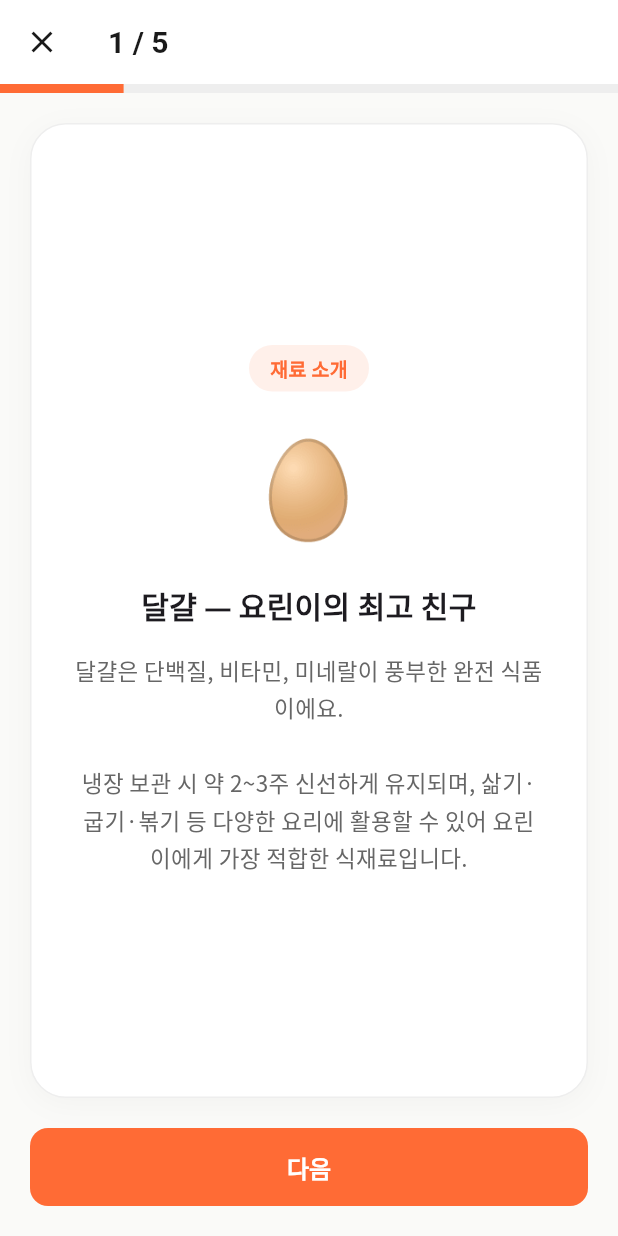
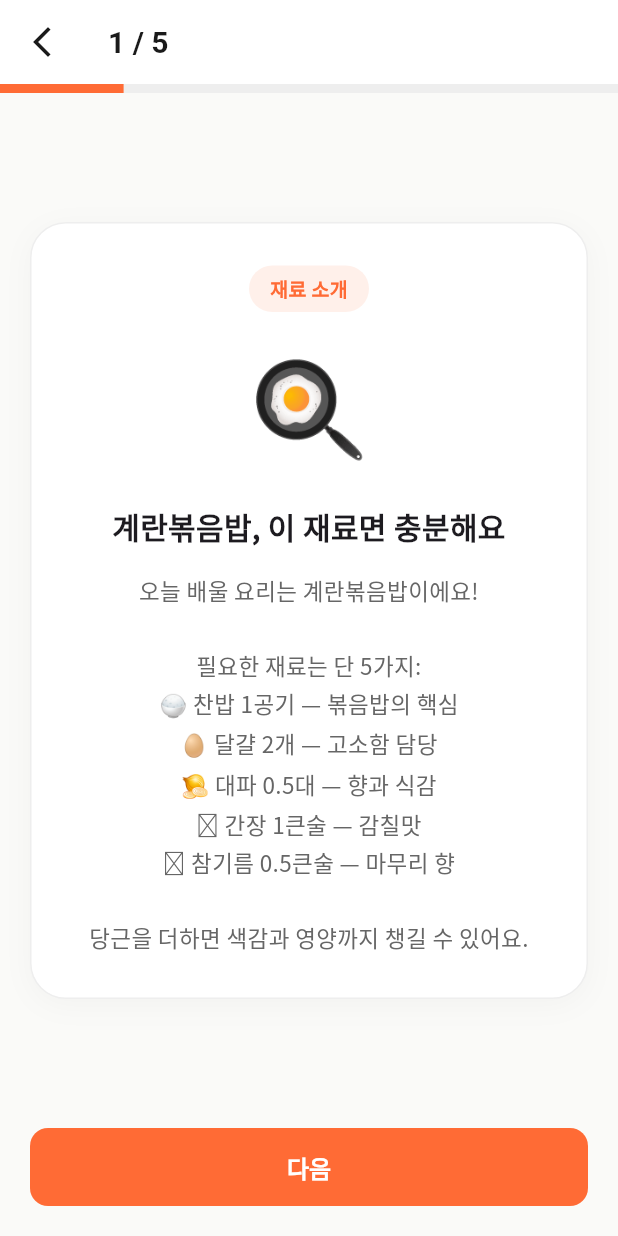
Before and after one commit to Lni416/hankki-plz, a Flutter app: the LessonScreen screen opened directly, on a phone screen of 412 x 824 dp. Run offline on Flutter 3.47's test engine with Material 3 defaults, Android fonts, the phone set to English and light mode, and no system bars; drawn by our look-alikes of flutter_animate; our stand-ins replace cloud_firestore, cloud_functions, firebase_auth, firebase_core, firebase_messaging, fl_chart and 5 more; accounts and stored records are empty.

Commit message:
feat: recipe step-based lesson flow + UI fixes
- lesson_screen: 조리 순서 기반 슬라이드 구성 (intro → step×N → quiz → tip)
- learn_card: CardType.step 추가, tip/stepNumber 필드 추가
- learn_provider: currentLessonCardsProvider를 recipe.steps에서 동적 생성으로 전환
  - 퀴즈는 전체 단계 완료 후 마지막에 배치 (Firestore lessonCards에서 가져오기)
  - 퀴즈/팁 없으면 완성 카드로 대체
- lesson_screen: step 전용 카드 UI (단계 번호 뱃지 + 팁 박스)
- lesson_screen: 퀴즈 정답 피드백 텍스트 동적화 (하드코딩 제거)
- emoji: fontFamilyFallback 적용으로 웹 이모지 오작동 수정
- recipe_detail: 긴 제목 overflow 처리 추가
- lesson_screen: 콘텐츠 카드 SingleChildScrollView로 텍스트 잘림 방지
- lesson_screen: 뒤로가기 아이콘 arrow_back_ios_new으로 통일
- firebase: hosting 설정 추가 (.firebaserc, firebase.json)
- gitignore: 서비스 계정 키 패턴 추가

Co-Authored-By: Claude Sonnet 4.6 <noreply@anthropic.com>

```diff
--- a/lib/core/theme/app_theme.dart
+++ b/lib/core/theme/app_theme.dart
@@ -17,6 +17,20 @@ class AppColors {
   static const divider = Color(0xFFEEEEEE);
   static const streakGold = Color(0xFFFFB300);
 }
+
+/// 이모지 전용 TextStyle.
+/// GoogleFonts(Noto Sans KR)가 전역 폰트로 설정되면 이모지 글리프가 없어
+/// 엉뚱한 그림으로 렌더링될 수 있다. fontFamilyFallback에 OS 컬러 이모지
+/// 폰트를 지정하면 Primary 폰트에 글리프가 없을 때 컬러 이모지로 fallback된다.
+TextStyle emojiStyle(double fontSize) => TextStyle(
+      fontSize: fontSize,
+      fontFamilyFallback: const [
+        'Apple Color Emoji',   // macOS / iOS
+        'Segoe UI Emoji',      // Windows
+        'Noto Color Emoji',    // Android / Linux
+        'Noto Emoji',          // 최후 fallback
+      ],
+    );
 
 class AppTheme {
   static ThemeData get light {
--- a/lib/models/learn_card.dart
+++ b/lib/models/learn_card.dart
@@ -1,6 +1,6 @@
 import 'package:cloud_firestore/cloud_firestore.dart';
 
-enum CardType { intro, technique, quiz, tip }
+enum CardType { intro, step, technique, quiz, tip }
 
 class QuizOption {
   final String text;
@@ -16,6 +16,12 @@ class LearnCard {
   final String emoji;
   final List<QuizOption>? quizOptions;
 
+  /// 조리 단계 카드 전용: 팁 텍스트
+  final String? tip;
+
+  /// 조리 단계 카드 전용: 단계 번호 (1, 2, 3...)
+  final int? stepNumber;
+
   const LearnCard({
     required this.id,
     required this.type,
@@ -23,12 +29,16 @@ class LearnCard {
     required this.content,
     required this.emoji,
     this.quizOptions,
+    this.tip,
+    this.stepNumber,
   });
 
   String get typeLabel {
     switch (type) {
       case CardType.intro:
         return '재료 소개';
+      case CardType.step:
+        return '조리 단계';
       case CardType.technique:
         return '조리 기술';
       case CardType.quiz:
@@ -49,6 +59,8 @@ class LearnCard {
       title: data['title'] as String,
       content: data['content'] as String,
       emoji: data['emoji'] as String? ?? '🍳',
+      tip: data['tip'] as String?,
+      stepNumber: (data['stepNumber'] as num?)?.toInt(),
       quizOptions: data['quizOptions'] != null
           ? (data['quizOptions'] as List<dynamic>)
               .map((e) => QuizOption(
--- a/lib/models/mock_data.dart
+++ b/lib/models/mock_data.dart
@@ -307,50 +307,51 @@ final mockRecipes = [
   ),
 ];
 
+/// 계란볶음밥(r1) 전용 학습카드 — Firestore 미설정 시 fallback
 final mockLearnCards = [
   const LearnCard(
     id: 'lc1',
     type: CardType.intro,
-    title: '달걀 — 요린이의 최고 친구',
-    emoji: '🥚',
+    title: '계란볶음밥, 이 재료면 충분해요',
+    emoji: '🍳',
     content:
-        '달걀은 단백질, 비타민, 미네랄이 풍부한 완전 식품이에요.\n\n냉장 보관 시 약 2~3주 신선하게 유지되며, 삶기·굽기·볶기 등 다양한 요리에 활용할 수 있어 요린이에게 가장 적합한 식재료입니다.',
+        '오늘 배울 요리는 계란볶음밥이에요!\n\n필요한 재료는 단 5가지:\n🍚 찬밥 1공기 — 볶음밥의 핵심\n🥚 달걀 2개 — 고소함 담당\n🧅 대파 0.5대 — 향과 식감\n🫙 간장 1큰술 — 감칠맛\n🫙 참기름 0.5큰술 — 마무리 향\n\n당근을 더하면 색감과 영양까지 챙길 수 있어요.',
   ),
   const LearnCard(
     id: 'lc2',
     type: CardType.technique,
-    title: '볶음의 기본: 강불 vs 중불',
-    emoji: '🔥',
+    title: '핵심 기술 ① 왜 찬밥일까?',
+    emoji: '🍚',
     content:
-        '볶음 요리의 핵심은 불 조절이에요.\n\n🔥 강불: 짧게 볶아 식감을 살릴 때 (볶음밥, 채소 볶음)\n🌡️ 중불: 속까지 익혀야 할 때 (고기 볶음, 찌개)\n\n팬이 충분히 달궈진 뒤 재료를 넣어야 들러붙지 않아요!',
+        '계란볶음밥의 성패는 밥에 달렸어요.\n\n갓 지은 따뜻한 밥은 수분이 많아 볶을 때 뭉치고 질척해져요.\n\n반면 식은 찬밥은 밥알 표면이 살짝 마르고 단단해서 기름을 머금으며 고슬고슬하게 볶여요.\n\n💡 찬밥이 없다면? 갓 지은 밥을 넓은 접시에 펼쳐 5분만 식히세요.',
   ),
   const LearnCard(
     id: 'lc3',
+    type: CardType.technique,
+    title: '핵심 기술 ② 강불에서 빠르게',
+    emoji: '🔥',
+    content:
+        '볶음밥은 "속도전"이에요.\n\n팬을 충분히 달군 뒤 강불을 유지하세요. 강불에서 빠르게 볶아야:\n\n✅ 밥알이 팬에 들러붙지 않고\n✅ 수분이 빠르게 날아가 고슬고슬해지며\n✅ 불맛(웍헤이)이 살아나요\n\n밥을 넣은 뒤엔 주걱으로 누르지 말고 뒤집듯이 볶아 주세요.',
+  ),
+  const LearnCard(
+    id: 'lc4',
     type: CardType.quiz,
-    title: '볶음밥을 맛있게 만드는 핵심은?',
+    title: '퀴즈: 고슬고슬 볶음밥의 비결은?',
     emoji: '❓',
-    content: '계란볶음밥을 만들 때 가장 중요한 것은 무엇일까요?',
+    content: '계란볶음밥을 고슬고슬하게 만드는 가장 중요한 비결은 무엇일까요?',
     quizOptions: [
-      QuizOption(text: '찬밥을 사용한다', isCorrect: true),
+      QuizOption(text: '찬밥(식은 밥)을 사용한다', isCorrect: true),
       QuizOption(text: '약불에서 천천히 볶는다', isCorrect: false),
-      QuizOption(text: '물을 조금 넣는다', isCorrect: false),
-      QuizOption(text: '뚜껑을 덮고 찐다', isCorrect: false),
+      QuizOption(text: '물을 조금 넣어 촉촉하게 한다', isCorrect: false),
+      QuizOption(text: '뚜껑을 덮고 뜸을 들인다', isCorrect: false),
     ],
   ),
   const LearnCard(
-    id: 'lc4',
+    id: 'lc5',
     type: CardType.tip,
-    title: '칼 사용이 무서운 요린이를 위한 팁',
-    emoji: '🔪',
-    content:
-        '칼이 무서운 게 당연해요! 이렇게 해보세요:\n\n✅ 재료를 도마에 놓고 손가락을 고양이 발처럼 구부리기\n✅ 칼 끝을 도마에 붙이고 앞뒤로 흔들듯 썰기\n✅ 처음엔 부드러운 두부나 삶은 계란부터 연습하기\n\n연습하면 금방 늘어요! 💪',
-  ),
-  const LearnCard(
-    id: 'lc5',
-    type: CardType.technique,
-    title: '간 맞추기의 기술',
+    title: '마무리 팁: 간장과 참기름 타이밍',
     emoji: '🧂',
     content:
-        '요리에서 가장 어려운 건 간 맞추기!\n\n기본 원칙:\n1️⃣ 간은 조금씩 나눠서 맞추기\n2️⃣ 싱거운 건 언제든 고칠 수 있지만, 짠 건 되돌리기 어려워요\n3️⃣ 뜨거울 때보다 식었을 때 더 짜게 느껴져요\n\n처음엔 레시피 분량을 정확히 따라가세요!',
+        '같은 재료라도 넣는 순서가 맛을 바꿔요.\n\n🫙 간장은 밥을 볶을 때 팬 가장자리에 둘러 넣으세요. 뜨거운 팬에 닿아 살짝 타면서 불향과 감칠맛이 확 살아나요.\n\n🫙 참기름은 반드시 불을 끈 뒤 넣으세요. 가열하면 고소한 향이 날아가 버려요.\n\n이 두 가지만 지켜도 가게 볶음밥 맛이 나요! 👨‍🍳',
   ),
 ];
--- a/lib/screens/home/home_screen.dart
+++ b/lib/screens/home/home_screen.dart
@@ -340,7 +340,7 @@ class _RecipeCard extends StatelessWidget {
               ),
               child: Center(
                 child: Text(recipe.emoji,
-                    style: const TextStyle(fontSize: 30)),
+                    style: emojiStyle(30)),
               ),
             ),
             const SizedBox(width: 14),
--- a/lib/screens/learn/learn_screen.dart
+++ b/lib/screens/learn/learn_screen.dart
@@ -41,7 +41,7 @@ class LearnScreen extends ConsumerWidget {
           const SizedBox(height: 20),
           _buildWeeklyQuests(stats),
           const SizedBox(height: 20),
-          _buildBadges(),
+          _buildBadges(stats),
         ],
       ),
     );
@@ -188,8 +188,8 @@ class LearnScreen extends ConsumerWidget {
 
   Widget _buildWeeklyQuests(UserStats stats) {
     final quests = [
-      _Quest('채소 요리 2번 완성', 1, 2, '🥦'),
-      _Quest('새 레시피 도전하기', 0, 1, '🌟'),
+      _Quest('오늘 레슨 완료하기', stats.todayLessons.clamp(0, 1), 1, '📚'),
+      _Quest('XP 50 모으기', stats.xp.clamp(0, 50), 50, '🌟'),
       _Quest('5일 연속 학습', stats.streak.clamp(0, 5), 5, '🔥'),
     ];
 
@@ -211,14 +211,14 @@ class LearnScreen extends ConsumerWidget {
     );
   }
 
-  Widget _buildBadges() {
+  Widget _buildBadges(UserStats stats) {
     final badges = [
-      ('🥚', '계란 마스터', true),
-      ('🔥', '3일 스트릭', true),
-      ('🍚', '볶음밥 완성', false),
-      ('⭐', '첫 요리', true),
-      ('🥗', '채소 챔피언', false),
-      ('👨‍🍳', '요리사 입문', false),
+      ('⭐', '첫 레슨', stats.xp > 0),
+      ('🔥', '3일 스트릭', stats.streak >= 3),
+      ('💪', '7일 스트릭', stats.streak >= 7),
+      ('🌱', 'XP 100 달성', stats.xp >= 100),
+      ('🍳', '레벨 2', stats.level >= 2),
+      ('👨‍🍳', '입문 요리사', stats.level >= 3),
     ];
 
     return Column(
--- a/lib/screens/recipe/recipe_list_screen.dart
+++ b/lib/screens/recipe/recipe_list_screen.dart
@@ -179,7 +179,7 @@ class _RecipeListCard extends StatelessWidget {
               ),
               child: Center(
                 child: Text(recipe.emoji,
-                    style: const TextStyle(fontSize: 36)),
+                    style: emojiStyle(36)),
               ),
             ),
             const SizedBox(width: 14),
```
Also changed, not shown: lib/app/router.dart (+28 -22 lines), lib/main.dart (+8 -4 lines), lib/providers/auth_provider.dart (+16 -4 lines), lib/providers/learn_provider.dart (+90 -9 lines), lib/screens/learn/lesson_screen.dart (+137 -16 lines), lib/screens/recipe/recipe_detail_screen.dart (+12 -6 lines), lib/services/cloud_functions_service.dart (+14 -0 lines), firebase.json, lib/firebase_options.dart (added), 4 other files.
